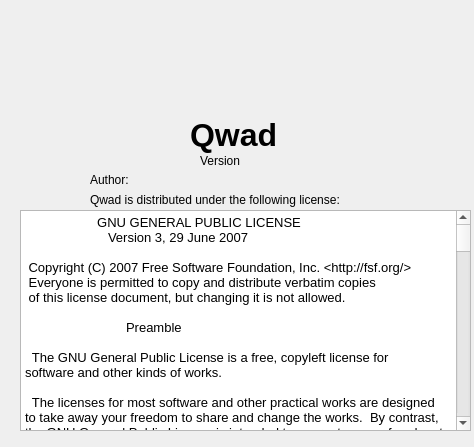
Old version of the form trunk/GUI/AboutQwad.ui in the repository ssorgatem/qwad.
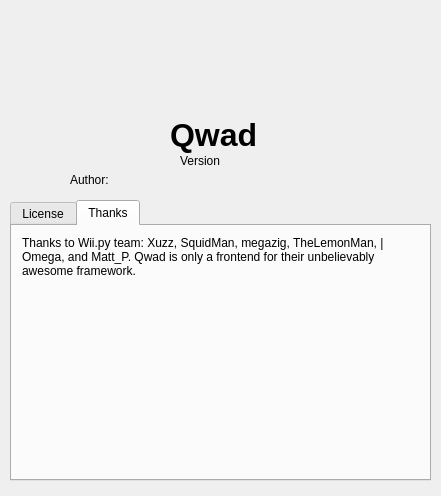
New version of the form. The open tabs and pages were chosen to show the change. Icons and pictures are not drawn.

```diff
--- a/trunk/GUI/AboutQwad.ui
+++ b/trunk/GUI/AboutQwad.ui
@@ -6,8 +6,8 @@
    <rect>
     <x>0</x>
     <y>0</y>
-    <width>474</width>
-    <height>447</height>
+    <width>441</width>
+    <height>496</height>
    </rect>
   </property>
   <property name="windowTitle">
@@ -23,7 +23,7 @@
   <widget class="QLabel" name="QwadIcon">
    <property name="geometry">
     <rect>
-     <x>170</x>
+     <x>150</x>
      <y>0</y>
      <width>131</width>
      <height>131</height>
@@ -42,7 +42,7 @@
   <widget class="QLabel" name="Qwad_name">
    <property name="geometry">
     <rect>
-     <x>190</x>
+     <x>170</x>
      <y>110</y>
      <width>91</width>
      <height>51</height>
@@ -59,7 +59,7 @@
   <widget class="QLabel" name="Version">
    <property name="geometry">
     <rect>
-     <x>200</x>
+     <x>180</x>
      <y>150</y>
      <width>51</width>
      <height>21</height>
@@ -72,7 +72,7 @@
   <widget class="QLabel" name="byAuthor">
    <property name="geometry">
     <rect>
-     <x>90</x>
+     <x>70</x>
      <y>170</y>
      <width>51</width>
      <height>20</height>
@@ -85,13 +85,55 @@
     <string>Author: </string>
    </property>
   </widget>
+  <widget class="QLabel" name="versionNumber">
+   <property name="geometry">
+    <rect>
+     <x>230</x>
+     <y>150</y>
+     <width>131</width>
+     <height>21</height>
+    </rect>
+   </property>
+   <property name="text">
+    <string/>
+   </property>
+  </widget>
+  <widget class="QLabel" name="AuthorName">
+   <property name="geometry">
+    <rect>
+     <x>120</x>
+     <y>170</y>
+     <width>311</width>
+     <height>20</height>
+    </rect>
+   </property>
+   <property name="text">
+    <string/>
+   </property>
+  </widget>
+  <widget class="QTabWidget" name="abuttabs">
+   <property name="geometry">
+    <rect>
+     <x>10</x>
+     <y>200</y>
+     <width>421</width>
+     <height>281</height>
+    </rect>
+   </property>
+   <property name="currentIndex">
+    <number>0</number>
+   </property>
+   <widget class="QWidget" name="licensetab">
+    <attribute name="title">
+     <string>License</string>
+    </attribute>
   <widget class="QTextEdit" name="textEdit">
    <property name="geometry">
     <rect>
-     <x>20</x>
-     <y>210</y>
-     <width>451</width>
-     <height>221</height>
+       <x>0</x>
+       <y>10</y>
+       <width>411</width>
+       <height>231</height>
     </rect>
    </property>
    <property name="undoRedoEnabled">
@@ -785,44 +827,34 @@
     <bool>false</bool>
    </property>
   </widget>
-  <widget class="QLabel" name="License">
-   <property name="geometry">
-    <rect>
-     <x>90</x>
-     <y>190</y>
-     <width>301</width>
-     <height>20</height>
-    </rect>
-   </property>
-   <property name="text">
-    <string>Qwad is distributed under the following license:</string>
-   </property>
-  </widget>
-  <widget class="QLabel" name="versionNumber">
+   </widget>
+   <widget class="QWidget" name="thankstab">
+    <attribute name="title">
+     <string>Thanks</string>
+    </attribute>
+    <widget class="QLabel" name="label">
    <property name="geometry">
     <rect>
-     <x>250</x>
-     <y>150</y>
-     <width>131</width>
-     <height>21</height>
+       <x>10</x>
+       <y>10</y>
+       <width>391</width>
+       <height>121</height>
     </rect>
    </property>
    <property name="text">
-    <string/>
-   </property>
-  </widget>
-  <widget class="QLabel" name="AuthorName">
-   <property name="geometry">
-    <rect>
-     <x>140</x>
-     <y>170</y>
-     <width>311</width>
-     <height>20</height>
-    </rect>
-   </property>
-   <property name="text">
-    <string/>
-   </property>
+      <string>Thanks to Wii.py team: Xuzz, SquidMan, megazig, TheLemonMan, |Omega, and Matt_P. Qwad is only a frontend for their unbelievably awesome framework.</string>
+     </property>
+     <property name="scaledContents">
+      <bool>true</bool>
+     </property>
+     <property name="alignment">
+      <set>Qt::AlignLeading|Qt::AlignLeft|Qt::AlignTop</set>
+     </property>
+     <property name="wordWrap">
+      <bool>true</bool>
+     </property>
+    </widget>
+   </widget>
   </widget>
  </widget>
  <resources>
```
Lines whose indentation alone changed are shown as unchanged.
